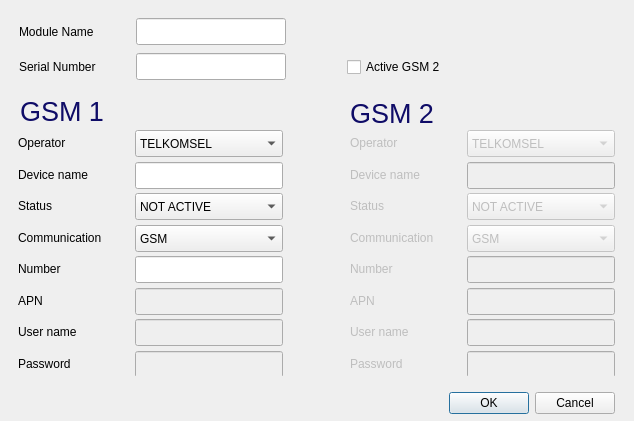
Above: view/form_addmodule.ui from zenaki/RTU before the change. Below: the same form after it.
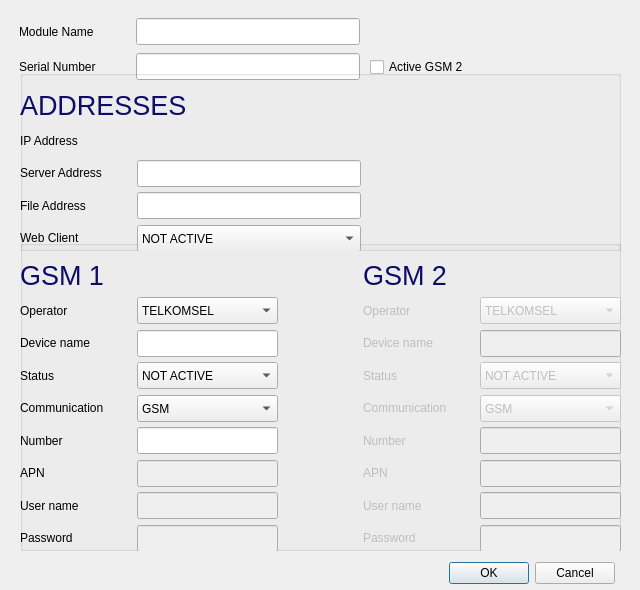
That is the form after the change.

Commit message: Serial Communication with TimeOut 5 sec

Patch:
```diff
--- a/view/form_addmodule.ui
+++ b/view/form_addmodule.ui
@@ -6,330 +6,29 @@
    <rect>
     <x>0</x>
     <y>0</y>
-    <width>634</width>
-    <height>421</height>
+    <width>640</width>
+    <height>590</height>
    </rect>
   </property>
+  <property name="minimumSize">
+   <size>
+    <width>640</width>
+    <height>0</height>
+   </size>
+  </property>
+  <property name="maximumSize">
+   <size>
+    <width>640</width>
+    <height>16777215</height>
+   </size>
+  </property>
   <property name="windowTitle">
    <string>Dialog</string>
   </property>
-  <widget class="QWidget" name="layoutWidget">
-   <property name="geometry">
-    <rect>
-     <x>350</x>
-     <y>130</y>
-     <width>265</width>
-     <height>246</height>
-    </rect>
-   </property>
-   <layout class="QGridLayout" name="gridLayout_2">
-    <item row="3" column="0">
-     <widget class="QLabel" name="label_9">
-      <property name="enabled">
-       <bool>false</bool>
-      </property>
-      <property name="minimumSize">
-       <size>
-        <width>111</width>
-        <height>17</height>
-       </size>
-      </property>
-      <property name="text">
-       <string>Communication</string>
-      </property>
-     </widget>
-    </item>
-    <item row="0" column="1">
-     <widget class="QComboBox" name="cb_operator_2">
-      <property name="enabled">
-       <bool>false</bool>
-      </property>
-      <property name="minimumSize">
-       <size>
-        <width>141</width>
-        <height>27</height>
-       </size>
-      </property>
-      <item>
-       <property name="text">
-        <string>TELKOMSEL</string>
-       </property>
-      </item>
-      <item>
-       <property name="text">
-        <string>INDOSAT</string>
-       </property>
-      </item>
-      <item>
-       <property name="text">
-        <string>XL</string>
-       </property>
-      </item>
-      <item>
-       <property name="text">
-        <string>3</string>
-       </property>
-      </item>
-     </widget>
-    </item>
-    <item row="6" column="1">
-     <widget class="QLineEdit" name="edit_user_2">
-      <property name="enabled">
-       <bool>false</bool>
-      </property>
-      <property name="minimumSize">
-       <size>
-        <width>141</width>
-        <height>27</height>
-       </size>
-      </property>
-     </widget>
-    </item>
-    <item row="1" column="0">
-     <widget class="QLabel" name="label_7">
-      <property name="enabled">
-       <bool>false</bool>
-      </property>
-      <property name="minimumSize">
-       <size>
-        <width>111</width>
-        <height>17</height>
-       </size>
-      </property>
-      <property name="text">
-       <string>Device name</string>
-      </property>
-     </widget>
-    </item>
-    <item row="3" column="1">
-     <widget class="QComboBox" name="cb_com_2">
-      <property name="enabled">
-       <bool>false</bool>
-      </property>
-      <property name="minimumSize">
-       <size>
-        <width>141</width>
-        <height>27</height>
-       </size>
-      </property>
-      <item>
-       <property name="text">
-        <string>GSM</string>
-       </property>
-      </item>
-      <item>
-       <property name="text">
-        <string>GPRS</string>
-       </property>
-      </item>
-     </widget>
-    </item>
-    <item row="0" column="0">
-     <widget class="QLabel" name="label_6">
-      <property name="enabled">
-       <bool>false</bool>
-      </property>
-      <property name="minimumSize">
-       <size>
-        <width>111</width>
-        <height>17</height>
-       </size>
-      </property>
-      <property name="text">
-       <string>Operator</string>
-      </property>
-     </widget>
-    </item>
-    <item row="1" column="1">
-     <widget class="QLineEdit" name="edit_devicename_2">
-      <property name="enabled">
-       <bool>false</bool>
-      </property>
-      <property name="minimumSize">
-       <size>
-        <width>141</width>
-        <height>27</height>
-       </size>
-      </property>
-     </widget>
-    </item>
-    <item row="2" column="1">
-     <widget class="QComboBox" name="cb_status_2">
-      <property name="enabled">
-       <bool>false</bool>
-      </property>
-      <property name="minimumSize">
-       <size>
-        <width>141</width>
-        <height>27</height>
-       </size>
-      </property>
-      <item>
-       <property name="text">
-        <string>NOT ACTIVE</string>
-       </property>
-      </item>
-      <item>
-       <property name="text">
-        <string>ACTIVE</string>
-       </property>
-      </item>
-     </widget>
-    </item>
-    <item row="4" column="0">
-     <widget class="QLabel" name="label_10">
-      <property name="enabled">
-       <bool>false</bool>
-      </property>
-      <property name="minimumSize">
-       <size>
-        <width>111</width>
-        <height>17</height>
-       </size>
-      </property>
-      <property name="text">
-       <string>Number</string>
-      </property>
-     </widget>
-    </item>
-    <item row="4" column="1">
-     <widget class="QLineEdit" name="edit_number_2">
-      <property name="enabled">
-       <bool>false</bool>
-      </property>
-      <property name="minimumSize">
-       <size>
-        <width>141</width>
-        <height>27</height>
-       </size>
-      </property>
-     </widget>
-    </item>
-    <item row="2" column="0">
-     <widget class="QLabel" name="label_8">
-      <property name="enabled">
-       <bool>false</bool>
-      </property>
-      <property name="minimumSize">
-       <size>
-        <width>111</width>
-        <height>17</height>
-       </size>
-      </property>
-      <property name="text">
-       <string>Status</string>
-      </property>
-     </widget>
-    </item>
-    <item row="6" column="0">
-     <widget class="QLabel" name="label_17">
-      <property name="enabled">
-       <bool>false</bool>
-      </property>
-      <property name="minimumSize">
-       <size>
-        <width>111</width>
-        <height>17</height>
-       </size>
-      </property>
-      <property name="text">
-       <string>User name</string>
-      </property>
-     </widget>
-    </item>
-    <item row="5" column="1">
-     <widget class="QLineEdit" name="edit_apn_2">
-      <property name="enabled">
-       <bool>false</bool>
-      </property>
-      <property name="minimumSize">
-       <size>
-        <width>141</width>
-        <height>27</height>
-       </size>
-      </property>
-     </widget>
-    </item>
-    <item row="7" column="1">
-     <widget class="QLineEdit" name="edit_passwd_2">
-      <property name="enabled">
-       <bool>false</bool>
-      </property>
-      <property name="minimumSize">
-       <size>
-        <width>141</width>
-        <height>27</height>
-       </size>
-      </property>
-     </widget>
-    </item>
-    <item row="5" column="0">
-     <widget class="QLabel" name="label_18">
-      <property name="enabled">
-       <bool>false</bool>
-      </property>
-      <property name="minimumSize">
-       <size>
-        <width>111</width>
-        <height>17</height>
-       </size>
-      </property>
-      <property name="text">
-       <string>APN</string>
-      </property>
-     </widget>
-    </item>
-    <item row="7" column="0">
-     <widget class="QLabel" name="label_20">
-      <property name="enabled">
-       <bool>false</bool>
-      </property>
-      <property name="minimumSize">
-       <size>
-        <width>111</width>
-        <height>17</height>
-       </size>
-      </property>
-      <property name="text">
-       <string>Password</string>
-      </property>
-     </widget>
-    </item>
-   </layout>
-  </widget>
-  <widget class="QLabel" name="label_11">
-   <property name="geometry">
-    <rect>
-     <x>20</x>
-     <y>96</y>
-     <width>91</width>
-     <height>31</height>
-    </rect>
-   </property>
-   <property name="text">
-    <string>&lt;html&gt;&lt;head/&gt;&lt;body&gt;&lt;p&gt;&lt;span style=&quot; font-size:20pt; color:#0f0c67;&quot;&gt;GSM 1&lt;/span&gt;&lt;/p&gt;&lt;/body&gt;&lt;/html&gt;</string>
-   </property>
-  </widget>
-  <widget class="QLabel" name="label_12">
-   <property name="enabled">
-    <bool>true</bool>
-   </property>
-   <property name="geometry">
-    <rect>
-     <x>350</x>
-     <y>98</y>
-     <width>91</width>
-     <height>31</height>
-    </rect>
-   </property>
-   <property name="text">
-    <string>&lt;html&gt;&lt;head/&gt;&lt;body&gt;&lt;p&gt;&lt;span style=&quot; font-size:20pt; color:#0f0c67;&quot;&gt;GSM 2&lt;/span&gt;&lt;/p&gt;&lt;/body&gt;&lt;/html&gt;</string>
-   </property>
-  </widget>
   <widget class="QCheckBox" name="ck_flag_active_gsm_2">
    <property name="geometry">
     <rect>
-     <x>347</x>
+     <x>370</x>
      <y>56</y>
      <width>121</width>
      <height>22</height>
@@ -345,16 +44,118 @@
     <string>Active GSM 2</string>
    </property>
   </widget>
-  <widget class="QWidget" name="layoutWidget">
+  <widget class="QDialogButtonBox" name="buttonBox">
    <property name="geometry">
     <rect>
-     <x>18</x>
-     <y>130</y>
-     <width>265</width>
-     <height>246</height>
+     <x>14</x>
+     <y>560</y>
+     <width>601</width>
+     <height>27</height>
     </rect>
    </property>
-   <layout class="QGridLayout" name="gridLayout">
+   <property name="standardButtons">
+    <set>QDialogButtonBox::Cancel|QDialogButtonBox::Ok</set>
+   </property>
+  </widget>
+  <widget class="QWidget" name="layoutWidget1">
+   <property name="geometry">
+    <rect>
+     <x>19</x>
+     <y>16</y>
+     <width>341</width>
+     <height>66</height>
+    </rect>
+   </property>
+   <layout class="QGridLayout" name="gridLayout_1">
+    <item row="0" column="0">
+     <layout class="QGridLayout" name="gridLayout_4">
+      <item row="0" column="0">
+       <widget class="QLabel" name="label_14">
+        <property name="minimumSize">
+         <size>
+          <width>111</width>
+          <height>17</height>
+         </size>
+        </property>
+        <property name="text">
+         <string>Module Name</string>
+        </property>
+       </widget>
+      </item>
+      <item row="0" column="1">
+       <widget class="QLineEdit" name="edit_module_name">
+        <property name="minimumSize">
+         <size>
+          <width>146</width>
+          <height>27</height>
+         </size>
+        </property>
+       </widget>
+      </item>
+     </layout>
+    </item>
+    <item row="1" column="0">
+     <layout class="QGridLayout" name="gridLayout_3">
+      <item row="0" column="0">
+       <widget class="QLabel" name="label_13">
+        <property name="minimumSize">
+         <size>
+          <width>111</width>
+          <height>17</height>
+         </size>
+        </property>
+        <property name="text">
+         <string>Serial Number</string>
+        </property>
+       </widget>
+      </item>
+      <item row="0" column="1">
+       <widget class="QLineEdit" name="edit_sn">
+        <property name="minimumSize">
+         <size>
+          <width>146</width>
+          <height>27</height>
+         </size>
+        </property>
+       </widget>
+      </item>
+     </layout>
+    </item>
+   </layout>
+  </widget>
+  <widget class="QGroupBox" name="gbCom">
+   <property name="geometry">
+    <rect>
+     <x>20</x>
+     <y>240</y>
+     <width>601</width>
+     <height>311</height>
+    </rect>
+   </property>
+   <property name="title">
+    <string/>
+   </property>
+   <widget class="QWidget" name="layoutWidget2">
+    <property name="geometry">
+     <rect>
+      <x>0</x>
+      <y>20</y>
+      <width>601</width>
+      <height>291</height>
+     </rect>
+    </property>
+    <layout class="QHBoxLayout" name="horizontalLayout">
+     <item>
+      <layout class="QVBoxLayout" name="verticalLayout">
+       <item>
+        <widget class="QLabel" name="label_11">
+         <property name="text">
+          <string>&lt;html&gt;&lt;head/&gt;&lt;body&gt;&lt;p&gt;&lt;span style=&quot; font-size:20pt; color:#0f0c67;&quot;&gt;GSM 1&lt;/span&gt;&lt;/p&gt;&lt;/body&gt;&lt;/html&gt;</string>
+         </property>
+        </widget>
+       </item>
+       <item>
+        <layout class="QGridLayout" name="gridLayout_2">
     <item row="6" column="1">
      <widget class="QLineEdit" name="edit_user_1">
       <property name="enabled">
@@ -589,34 +390,41 @@
      </widget>
     </item>
    </layout>
-  </widget>
-  <widget class="QDialogButtonBox" name="buttonBox">
-   <property name="geometry">
-    <rect>
-     <x>14</x>
-     <y>390</y>
-     <width>601</width>
-     <height>27</height>
-    </rect>
-   </property>
-   <property name="standardButtons">
-    <set>QDialogButtonBox::Cancel|QDialogButtonBox::Ok</set>
-   </property>
-  </widget>
-  <widget class="QWidget" name="layoutWidget">
-   <property name="geometry">
-    <rect>
-     <x>19</x>
-     <y>16</y>
-     <width>267</width>
-     <height>66</height>
-    </rect>
-   </property>
+       </item>
+      </layout>
+     </item>
+     <item>
+      <spacer name="horizontalSpacer">
+       <property name="orientation">
+        <enum>Qt::Horizontal</enum>
+       </property>
+       <property name="sizeHint" stdset="0">
+        <size>
+         <width>40</width>
+         <height>20</height>
+        </size>
+       </property>
+      </spacer>
+     </item>
+     <item>
+      <layout class="QVBoxLayout" name="verticalLayout_2">
+       <item>
+        <widget class="QLabel" name="label_12">
+         <property name="enabled">
+          <bool>true</bool>
+         </property>
+         <property name="text">
+          <string>&lt;html&gt;&lt;head/&gt;&lt;body&gt;&lt;p&gt;&lt;span style=&quot; font-size:20pt; color:#0f0c67;&quot;&gt;GSM 2&lt;/span&gt;&lt;/p&gt;&lt;/body&gt;&lt;/html&gt;</string>
+         </property>
+        </widget>
+       </item>
+       <item>
    <layout class="QGridLayout" name="gridLayout_5">
-    <item row="0" column="0">
-     <layout class="QGridLayout" name="gridLayout_4">
-      <item row="0" column="0">
-       <widget class="QLabel" name="label_14">
+         <item row="3" column="0">
+          <widget class="QLabel" name="label_9">
+           <property name="enabled">
+            <bool>false</bool>
+           </property>
         <property name="minimumSize">
          <size>
           <width>111</width>
@@ -624,26 +432,100 @@
          </size>
         </property>
         <property name="text">
-         <string>Module Name</string>
+            <string>Communication</string>
         </property>
        </widget>
       </item>
       <item row="0" column="1">
-       <widget class="QLineEdit" name="edit_module_name">
+          <widget class="QComboBox" name="cb_operator_2">
+           <property name="enabled">
+            <bool>false</bool>
+           </property>
         <property name="minimumSize">
          <size>
-          <width>146</width>
+             <width>141</width>
           <height>27</height>
          </size>
         </property>
-       </widget>
-      </item>
-     </layout>
+           <item>
+            <property name="text">
+             <string>TELKOMSEL</string>
+            </property>
+           </item>
+           <item>
+            <property name="text">
+             <string>INDOSAT</string>
+            </property>
+           </item>
+           <item>
+            <property name="text">
+             <string>XL</string>
+            </property>
+           </item>
+           <item>
+            <property name="text">
+             <string>3</string>
+            </property>
+           </item>
+          </widget>
+         </item>
+         <item row="6" column="1">
+          <widget class="QLineEdit" name="edit_user_2">
+           <property name="enabled">
+            <bool>false</bool>
+           </property>
+           <property name="minimumSize">
+            <size>
+             <width>141</width>
+             <height>27</height>
+            </size>
+           </property>
+          </widget>
     </item>
     <item row="1" column="0">
-     <layout class="QGridLayout" name="gridLayout_3">
+          <widget class="QLabel" name="label_7">
+           <property name="enabled">
+            <bool>false</bool>
+           </property>
+           <property name="minimumSize">
+            <size>
+             <width>111</width>
+             <height>17</height>
+            </size>
+           </property>
+           <property name="text">
+            <string>Device name</string>
+           </property>
+          </widget>
+         </item>
+         <item row="3" column="1">
+          <widget class="QComboBox" name="cb_com_2">
+           <property name="enabled">
+            <bool>false</bool>
+           </property>
+           <property name="minimumSize">
+            <size>
+             <width>141</width>
+             <height>27</height>
+            </size>
+           </property>
+           <item>
+            <property name="text">
+             <string>GSM</string>
+            </property>
+           </item>
+           <item>
+            <property name="text">
+             <string>GPRS</string>
+            </property>
+           </item>
+          </widget>
+         </item>
       <item row="0" column="0">
-       <widget class="QLabel" name="label_13">
+          <widget class="QLabel" name="label_6">
+           <property name="enabled">
+            <bool>false</bool>
+           </property>
         <property name="minimumSize">
          <size>
           <width>111</width>
@@ -651,18 +533,324 @@
          </size>
         </property>
         <property name="text">
-         <string>Serial Number</string>
+            <string>Operator</string>
         </property>
        </widget>
       </item>
+         <item row="1" column="1">
+          <widget class="QLineEdit" name="edit_devicename_2">
+           <property name="enabled">
+            <bool>false</bool>
+           </property>
+           <property name="minimumSize">
+            <size>
+             <width>141</width>
+             <height>27</height>
+            </size>
+           </property>
+          </widget>
+         </item>
+         <item row="2" column="1">
+          <widget class="QComboBox" name="cb_status_2">
+           <property name="enabled">
+            <bool>false</bool>
+           </property>
+           <property name="minimumSize">
+            <size>
+             <width>141</width>
+             <height>27</height>
+            </size>
+           </property>
+           <item>
+            <property name="text">
+             <string>NOT ACTIVE</string>
+            </property>
+           </item>
+           <item>
+            <property name="text">
+             <string>ACTIVE</string>
+            </property>
+           </item>
+          </widget>
+         </item>
+         <item row="4" column="0">
+          <widget class="QLabel" name="label_10">
+           <property name="enabled">
+            <bool>false</bool>
+           </property>
+           <property name="minimumSize">
+            <size>
+             <width>111</width>
+             <height>17</height>
+            </size>
+           </property>
+           <property name="text">
+            <string>Number</string>
+           </property>
+          </widget>
+         </item>
+         <item row="4" column="1">
+          <widget class="QLineEdit" name="edit_number_2">
+           <property name="enabled">
+            <bool>false</bool>
+           </property>
+           <property name="minimumSize">
+            <size>
+             <width>141</width>
+             <height>27</height>
+            </size>
+           </property>
+          </widget>
+         </item>
+         <item row="2" column="0">
+          <widget class="QLabel" name="label_8">
+           <property name="enabled">
+            <bool>false</bool>
+           </property>
+           <property name="minimumSize">
+            <size>
+             <width>111</width>
+             <height>17</height>
+            </size>
+           </property>
+           <property name="text">
+            <string>Status</string>
+           </property>
+          </widget>
+         </item>
+         <item row="6" column="0">
+          <widget class="QLabel" name="label_17">
+           <property name="enabled">
+            <bool>false</bool>
+           </property>
+           <property name="minimumSize">
+            <size>
+             <width>111</width>
+             <height>17</height>
+            </size>
+           </property>
+           <property name="text">
+            <string>User name</string>
+           </property>
+          </widget>
+         </item>
+         <item row="5" column="1">
+          <widget class="QLineEdit" name="edit_apn_2">
+           <property name="enabled">
+            <bool>false</bool>
+           </property>
+           <property name="minimumSize">
+            <size>
+             <width>141</width>
+             <height>27</height>
+            </size>
+           </property>
+          </widget>
+         </item>
+         <item row="7" column="1">
+          <widget class="QLineEdit" name="edit_passwd_2">
+           <property name="enabled">
+            <bool>false</bool>
+           </property>
+           <property name="minimumSize">
+            <size>
+             <width>141</width>
+             <height>27</height>
+            </size>
+           </property>
+          </widget>
+         </item>
+         <item row="5" column="0">
+          <widget class="QLabel" name="label_18">
+           <property name="enabled">
+            <bool>false</bool>
+           </property>
+           <property name="minimumSize">
+            <size>
+             <width>111</width>
+             <height>17</height>
+            </size>
+           </property>
+           <property name="text">
+            <string>APN</string>
+           </property>
+          </widget>
+         </item>
+         <item row="7" column="0">
+          <widget class="QLabel" name="label_20">
+           <property name="enabled">
+            <bool>false</bool>
+           </property>
+           <property name="minimumSize">
+            <size>
+             <width>111</width>
+             <height>17</height>
+            </size>
+           </property>
+           <property name="text">
+            <string>Password</string>
+           </property>
+          </widget>
+         </item>
+        </layout>
+       </item>
+      </layout>
+     </item>
+    </layout>
+   </widget>
+  </widget>
+  <widget class="QGroupBox" name="gbEnv">
+   <property name="geometry">
+    <rect>
+     <x>20</x>
+     <y>70</y>
+     <width>601</width>
+     <height>181</height>
+    </rect>
+   </property>
+   <property name="title">
+    <string/>
+   </property>
+   <widget class="QWidget" name="layoutWidget3">
+    <property name="geometry">
+     <rect>
+      <x>0</x>
+      <y>20</y>
+      <width>341</width>
+      <height>161</height>
+     </rect>
+    </property>
+    <layout class="QVBoxLayout" name="verticalLayout_3">
+     <item>
+      <widget class="QLabel" name="label_21">
+       <property name="maximumSize">
+        <size>
+         <width>16777215</width>
+         <height>16777215</height>
+        </size>
+       </property>
+       <property name="text">
+        <string>&lt;html&gt;&lt;head/&gt;&lt;body&gt;&lt;p&gt;&lt;span style=&quot; font-size:20pt; color:#0f0c67;&quot;&gt;ADDRESSES&lt;/span&gt;&lt;/p&gt;&lt;/body&gt;&lt;/html&gt;</string>
+       </property>
+      </widget>
+     </item>
+     <item>
+      <layout class="QGridLayout" name="gridLayout_6">
+       <item row="2" column="1">
+        <widget class="QLineEdit" name="edit_file_address">
+         <property name="minimumSize">
+          <size>
+           <width>141</width>
+           <height>27</height>
+          </size>
+         </property>
+        </widget>
+       </item>
+       <item row="3" column="0">
+        <widget class="QLabel" name="label_27">
+         <property name="minimumSize">
+          <size>
+           <width>111</width>
+           <height>17</height>
+          </size>
+         </property>
+         <property name="text">
+          <string>Web Client</string>
+         </property>
+        </widget>
+       </item>
+       <item row="0" column="0">
+        <widget class="QLabel" name="label_23">
+         <property name="minimumSize">
+          <size>
+           <width>111</width>
+           <height>17</height>
+          </size>
+         </property>
+         <property name="text">
+          <string>IP Address</string>
+         </property>
+        </widget>
+       </item>
+       <item row="1" column="1">
+        <widget class="QLineEdit" name="edit_server_address">
+         <property name="minimumSize">
+          <size>
+           <width>141</width>
+           <height>27</height>
+          </size>
+         </property>
+         <property name="maximumSize">
+          <size>
+           <width>16777215</width>
+           <height>16777215</height>
+          </size>
+         </property>
+        </widget>
+       </item>
+       <item row="2" column="0">
+        <widget class="QLabel" name="label_26">
+         <property name="minimumSize">
+          <size>
+           <width>111</width>
+           <height>17</height>
+          </size>
+         </property>
+         <property name="text">
+          <string>File Address</string>
+         </property>
+        </widget>
+       </item>
+       <item row="1" column="0">
+        <widget class="QLabel" name="label_25">
+         <property name="minimumSize">
+          <size>
+           <width>111</width>
+           <height>17</height>
+          </size>
+         </property>
+         <property name="text">
+          <string>Server Address</string>
+         </property>
+        </widget>
+       </item>
+       <item row="3" column="1">
+        <widget class="QComboBox" name="cb_webclient">
+         <property name="minimumSize">
+          <size>
+           <width>141</width>
+           <height>27</height>
+          </size>
+         </property>
+         <property name="maximumSize">
+          <size>
+           <width>16777215</width>
+           <height>16777215</height>
+          </size>
+         </property>
+         <item>
+          <property name="text">
+           <string>NOT ACTIVE</string>
+          </property>
+         </item>
+         <item>
+          <property name="text">
+           <string>ACTIVE</string>
+          </property>
+         </item>
+        </widget>
+       </item>
       <item row="0" column="1">
-       <widget class="QLineEdit" name="edit_sn">
+        <widget class="QLabel" name="edit_ip_address">
         <property name="minimumSize">
          <size>
-          <width>146</width>
+           <width>141</width>
           <height>27</height>
          </size>
         </property>
+         <property name="text">
+          <string/>
+         </property>
        </widget>
       </item>
      </layout>
@@ -670,6 +858,28 @@
    </layout>
   </widget>
  </widget>
+ </widget>
+ <tabstops>
+  <tabstop>edit_module_name</tabstop>
+  <tabstop>edit_sn</tabstop>
+  <tabstop>ck_flag_active_gsm_2</tabstop>
+  <tabstop>cb_operator_1</tabstop>
+  <tabstop>edit_devicename_1</tabstop>
+  <tabstop>cb_status_1</tabstop>
+  <tabstop>cb_com_1</tabstop>
+  <tabstop>edit_number_1</tabstop>
+  <tabstop>edit_apn_1</tabstop>
+  <tabstop>edit_user_1</tabstop>
+  <tabstop>edit_passwd_1</tabstop>
+  <tabstop>cb_operator_2</tabstop>
+  <tabstop>edit_devicename_2</tabstop>
+  <tabstop>cb_status_2</tabstop>
+  <tabstop>cb_com_2</tabstop>
+  <tabstop>edit_number_2</tabstop>
+  <tabstop>edit_apn_2</tabstop>
+  <tabstop>edit_user_2</tabstop>
+  <tabstop>edit_passwd_2</tabstop>
+ </tabstops>
  <resources/>
  <connections/>
 </ui>
```
Lines whose indentation alone changed are shown as unchanged. The commit also changes 14 other files.
